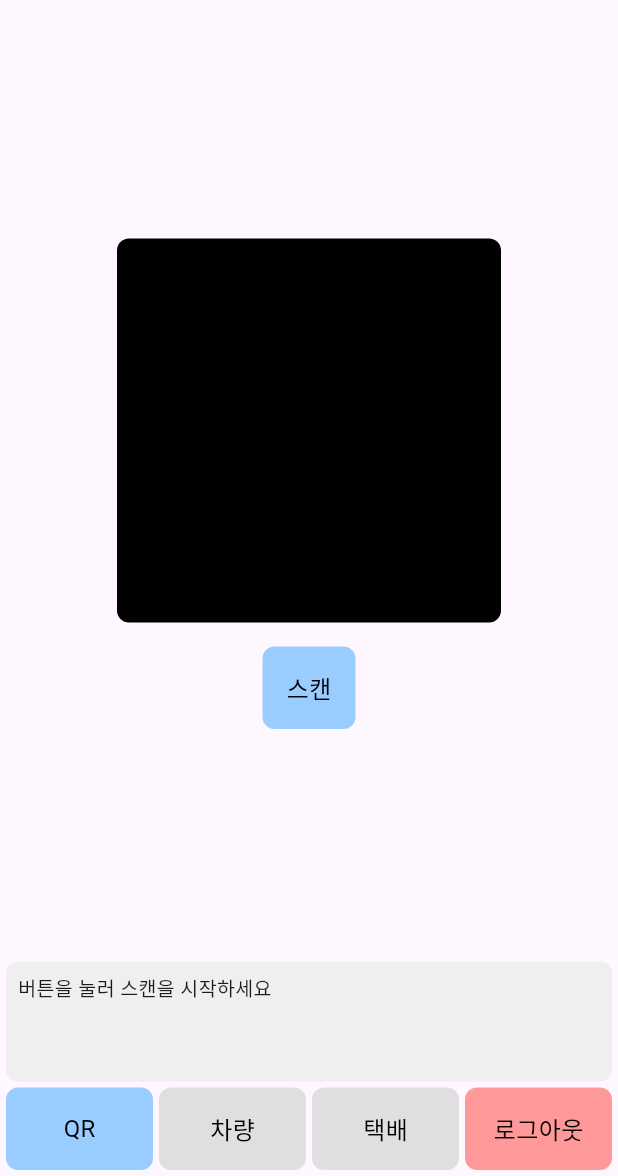
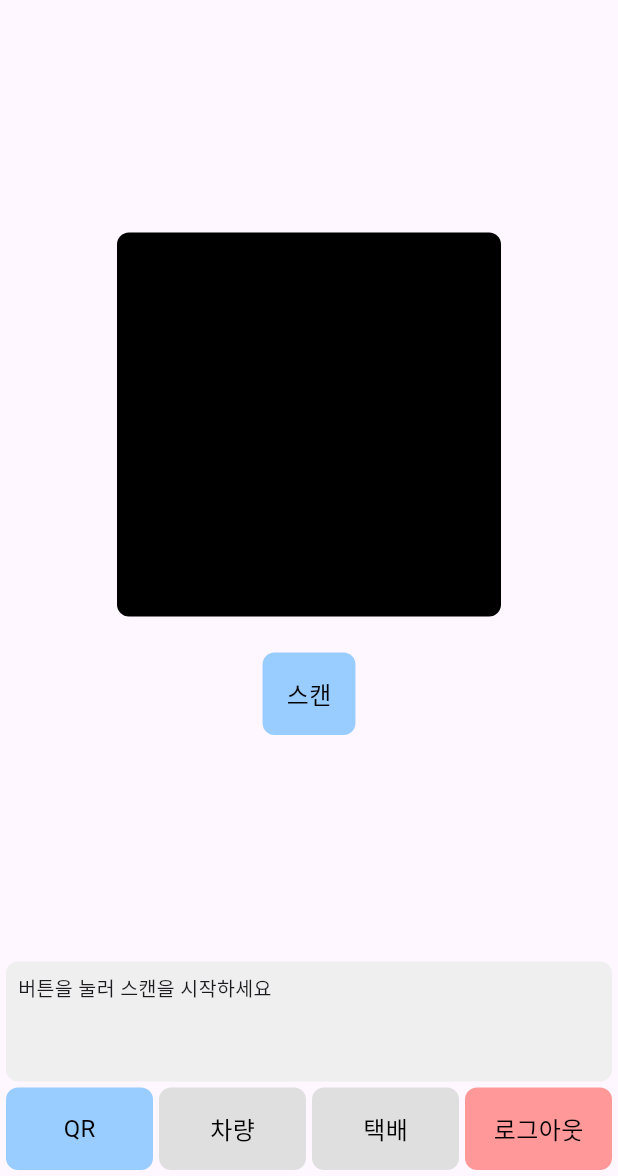
Before and after one commit to baboyiban/flutter_app, a Flutter app: the MainScreen screen opened directly, on a phone screen of 412 x 824 dp, the part 60-1236 px from its top. Run offline on Flutter 3.47's test engine with Material 3 defaults, Android fonts, the phone set to English and light mode, and no system bars; our stand-ins replace flutter_dotenv, shared_preferences, typed_data; missing offline and left inert: mqtt_client, qr_code_scanner; accounts and stored records are empty.

Commit message:
fix: 스캔 중지 버튼 눌러도 중지 안되는 문제 해결 및 경고창 스타일 조정

```diff
--- a/lib/screens/main_screen.dart
+++ b/lib/screens/main_screen.dart
@@ -104,19 +104,26 @@ class _MainScreenState extends State<MainScreen> {
                             CustomButton(
                               onPressed: _onConfirmLogout,
                               text: '예',
+                              padding: EdgeInsets.symmetric(
+                                horizontal: 16,
+                                vertical: 8,
+                              ),
                             ),
-                            const SizedBox(width: 16),
+                            const SizedBox(width: 8),
                             CustomButton(
                               onPressed: _onCancelDialog,
                               text: '아니요',
                               backgroundColor: AppColors.red,
+                              padding: EdgeInsets.symmetric(
+                                horizontal: 16,
+                                vertical: 8,
+                              ),
                             ),
                           ],
                         ),
                       ],
                     ),
             ),
-
           const MqttEmergencyOverlay(),
         ],
       ),
--- a/lib/screens/qr_scanner_page.dart
+++ b/lib/screens/qr_scanner_page.dart
@@ -128,7 +128,7 @@ class _QRScannerPageState extends State<QRScannerPage> {
                   qrKey: qrKey,
                   onViewCreated: _onQRViewCreated,
                 ),
-                const SizedBox(height: 8),
+                const SizedBox(height: 16),
                 ScanControlButton(
                   isScanning: isScanning,
                   onPressed: _toggleScan,
--- a/lib/screens/vehicle_page.dart
+++ b/lib/screens/vehicle_page.dart
@@ -129,11 +129,13 @@ class _VehiclePageState extends State<VehiclePage> {
                     },
                     text: '예',
                     backgroundColor: AppColors.blue,
+                    padding: EdgeInsets.symmetric(horizontal: 16, vertical: 8),
                   ),
-                  const SizedBox(width: 16),
+                  const SizedBox(width: 8),
                   CustomButton(
                     onPressed: () => Navigator.of(context).pop(),
                     text: '아니요',
+                    padding: EdgeInsets.symmetric(horizontal: 16, vertical: 8),
                   ),
                 ],
               ),
--- a/lib/widgets/custom_alert_dialog.dart
+++ b/lib/widgets/custom_alert_dialog.dart
@@ -8,21 +8,25 @@ class CustomAlertDialog extends StatelessWidget {
   final EdgeInsetsGeometry contentPadding;
   final bool dimBackground; // 추가: 어두운 배경 여부
   final Color dimColor; // 추가: 배경 색상
+  final EdgeInsets margin; // 마진
 
   const CustomAlertDialog({
     super.key,
     required this.child,
     this.backgroundColor = AppColors.white,
-    this.borderRadius = 8,
+    this.borderRadius = 16,
     this.contentPadding = const EdgeInsets.all(16),
     this.dimBackground = true,
     this.dimColor = const Color.fromRGBO(0, 0, 0, 0.5),
+    this.margin = const EdgeInsets.all(16),
   });
 
   @override
   Widget build(BuildContext context) {
     Widget dialog = Center(
       child: Card(
+        elevation: 1,
+        margin: margin,
         color: backgroundColor,
         shape: RoundedRectangleBorder(
           borderRadius: BorderRadius.circular(borderRadius),
--- a/lib/widgets/mqtt_emergency_overlay.dart
+++ b/lib/widgets/mqtt_emergency_overlay.dart
@@ -149,7 +149,7 @@ class _MqttEmergencyOverlayState extends State<MqttEmergencyOverlay> {
                           backgroundColor: AppColors.white,
                           borderRadius: 8,
                           padding: const EdgeInsets.symmetric(
-                            horizontal: 8,
+                            horizontal: 16,
                             vertical: 8,
                           ),
                           textStyle: const TextStyle(color: AppColors.black),
@@ -164,6 +164,10 @@ class _MqttEmergencyOverlayState extends State<MqttEmergencyOverlay> {
                               text: '🚨 확인',
                               backgroundColor: AppColors.darkRed,
                               textColor: AppColors.white,
+                              padding: EdgeInsets.symmetric(
+                                horizontal: 16,
+                                vertical: 8,
+                              ),
                             ),
                           ],
                         ),
--- a/lib/widgets/scan_control_button.dart
+++ b/lib/widgets/scan_control_button.dart
@@ -19,9 +19,8 @@ class ScanControlButton extends StatelessWidget {
       child: IntrinsicWidth(
         child: CustomButton(
           text: isScanning ? '중지' : '스캔',
-          backgroundColor: AppColors.blue,
+          backgroundColor: !isScanning ? AppColors.blue : AppColors.red,
           onPressed: onPressed,
-          isActive: !isScanning,
         ),
       ),
     );
```
Also changed, not shown: lib/widgets/custom_dropdown_button.dart (+12 -5 lines).
